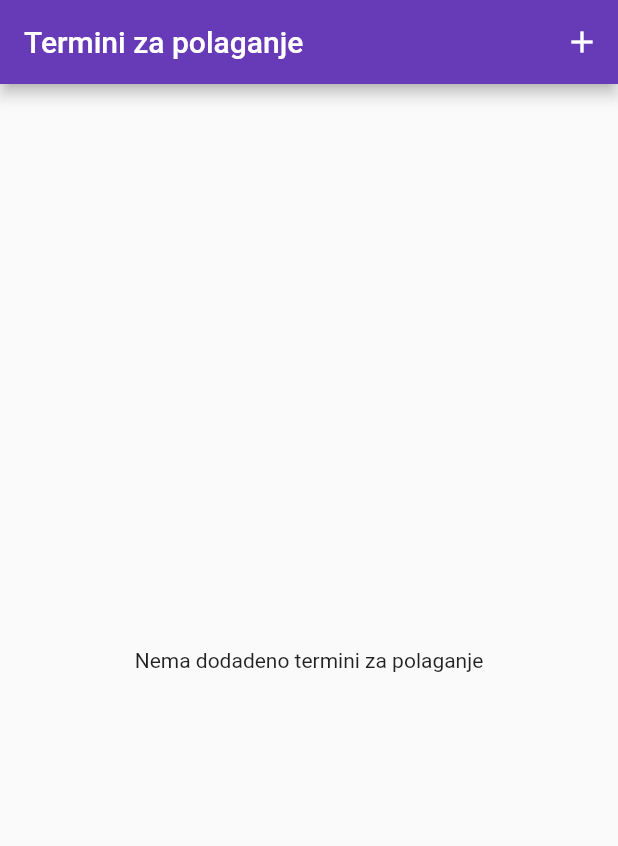
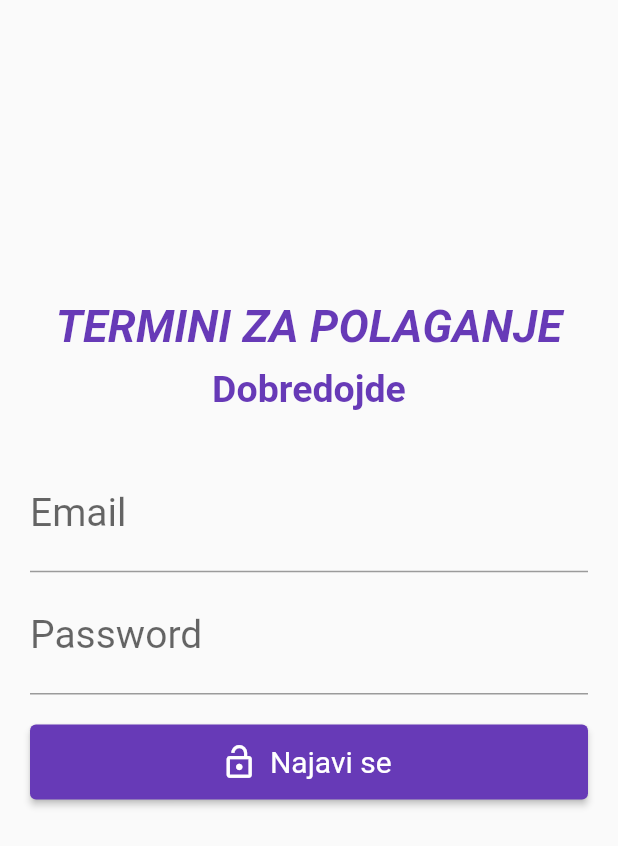
Before and after one commit to anqma/MIS-Laboratory3, a Flutter app: the screen it shows after launch, on a phone screen of 412 x 824 dp. Shown: the top 846 px of the screen. Run offline on Flutter 3.47's test engine with Material 2 defaults, Android fonts, the phone set to English and light mode, and no system bars; our stand-ins replace cloud_firestore, firebase_auth, firebase_core, flutter_local_notifications, nanoid, syncfusion_flutter_calendar; accounts and stored records are empty.

Commit message:
Laboratory 4

```diff
--- /dev/null
+++ b/lib/widgets/LoginWidget.dart
@@ -0,0 +1,92 @@
+import 'package:cloud_firestore/cloud_firestore.dart';
+import 'package:firebase_core/firebase_core.dart';
+import 'package:flutter/material.dart';
+import 'package:intl/intl.dart';
+import 'package:firebase_auth/firebase_auth.dart';
+import 'package:lab3/main.dart';
+
+class LoginWidget extends StatefulWidget {
+  @override
+  _LoginWidgetState createState() => _LoginWidgetState();
+}
+
+class _LoginWidgetState extends State<LoginWidget> {
+  final emailController = TextEditingController();
+  final passwordController = TextEditingController();
+
+  @override
+  void dispose() {
+    emailController.dispose();
+    passwordController.dispose();
+
+    super.dispose();
+  }
+
+  @override
+  Widget build(BuildContext context) => SingleChildScrollView(
+        padding: const EdgeInsets.all(20),
+        child: Column(mainAxisAlignment: MainAxisAlignment.center, children: [
+          const SizedBox(height: 180),
+          const Text(
+            'TERMINI ZA POLAGANJE',
+            style: TextStyle(
+                fontSize: 30,
+                fontWeight: FontWeight.w600,
+                fontStyle: FontStyle.italic,
+                color: Colors.deepPurple),
+          ),
+          const SizedBox(height: 10),
+          const Text(
+            'Dobredojde',
+            style: TextStyle(
+                fontSize: 25,
+                fontWeight: FontWeight.w600,
+                color: Colors.deepPurple),
+          ),
+          const SizedBox(height: 30),
+          TextField(
+            controller: emailController,
+            textInputAction: TextInputAction.next,
+            decoration: const InputDecoration(labelText: 'Email'),
+          ),
+          const SizedBox(height: 4),
+          TextField(
+              controller: passwordController,
+              textInputAction: TextInputAction.done,
+              decoration: const InputDecoration(labelText: 'Password'),
+              obscureText: true),
+          const SizedBox(height: 20),
+          ElevatedButton.icon(
+              style: ElevatedButton.styleFrom(
+                minimumSize: const Size.fromHeight(50),
+              ),
+              onPressed: najaviSe,
+              icon: const Icon(
+                Icons.lock_open,
+                size: 25,
+              ),
+              label: const Text(
+                'Najavi se',
+                style: TextStyle(fontSize: 20, fontWeight: FontWeight.normal),
+              ))
+        ]),
+      );
+
+  Future najaviSe() async {
+    showDialog(
+        context: context,
+        barrierDismissible: false,
+        builder: (context) => const Center(child: CircularProgressIndicator()));
+
+    try {
+      await FirebaseAuth.instance.signInWithEmailAndPassword(
+        email: emailController.text.trim(),
+        password: passwordController.text.trim(),
+      );
+    } on FirebaseAuthException catch (e) {
+      print(e);
+    }
+
+    navigatorKey.currentState!.popUntil((route) => route.isFirst);
+  }
+}
```
Also changed, not shown: lib/Model/list_item.dart (+23 -6 lines), lib/Screens/CalendarScreen.dart (added, +92 -0 lines), lib/main.dart (+173 -30 lines), lib/widgets/adaptive_flat_button.dart (deleted, +0 -24 lines), lib/widgets/notifi_service.dart (added, +37 -0 lines), lib/widgets/nov_element.dart (+47 -28 lines), pubspec.yaml (+9 -0 lines), pubspec.lock, 6 other files.
